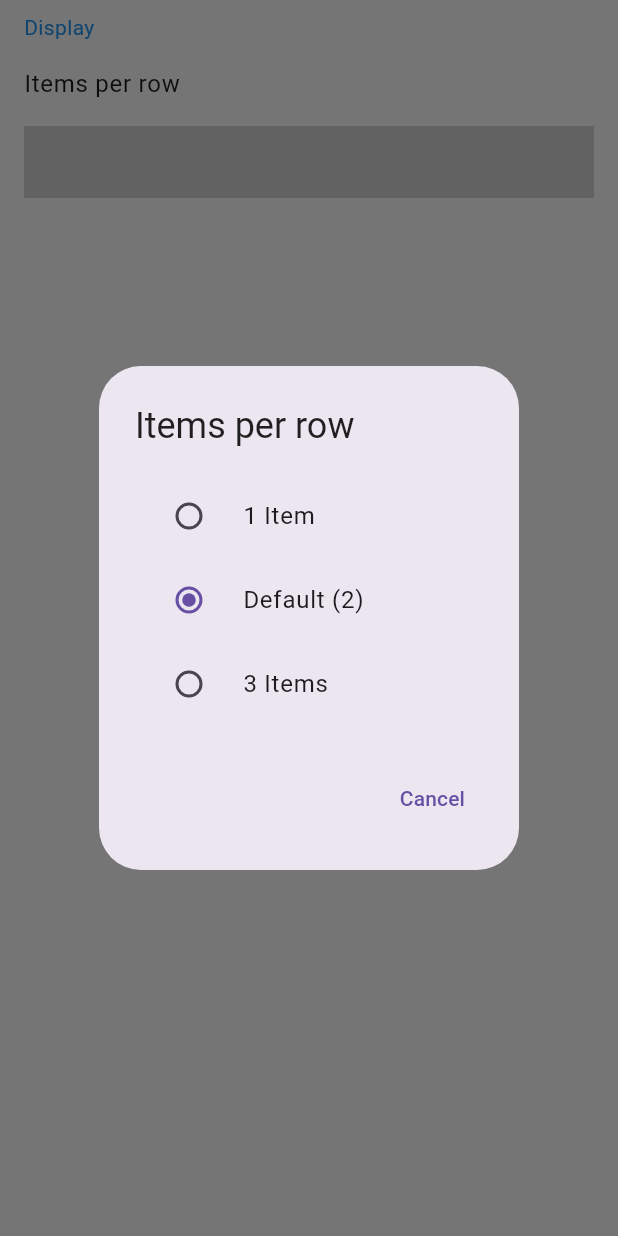
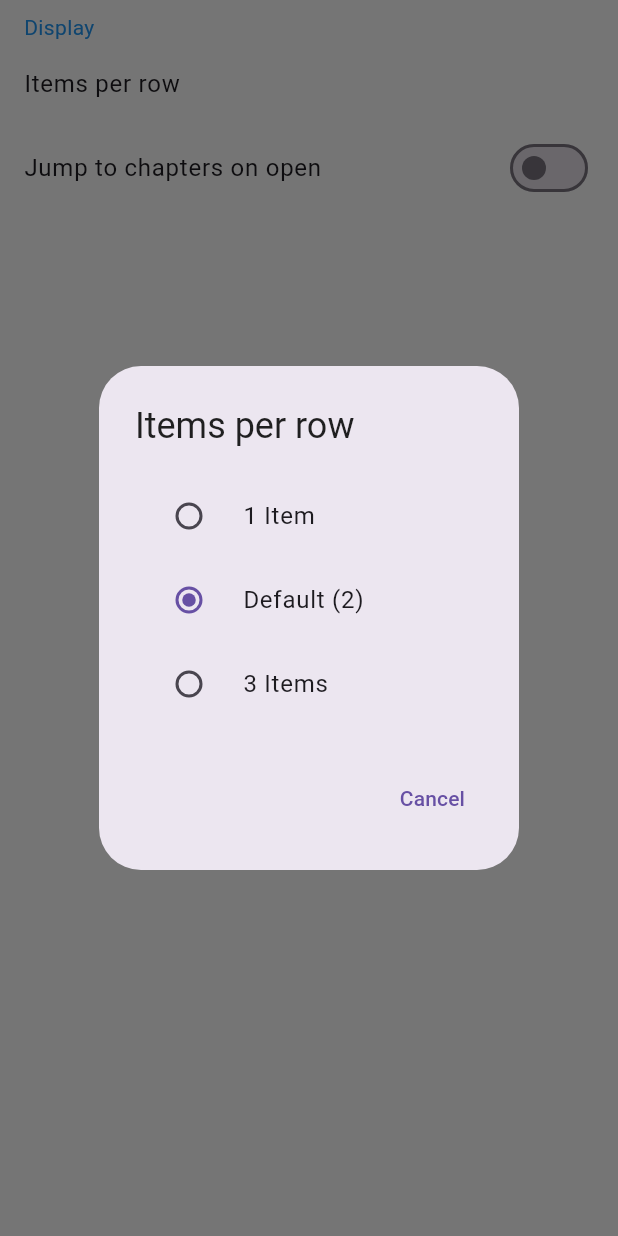
Before and after one commit to BrumaMan/Yamimo, a Flutter app: the Display widget shown alone on an empty page, opened directly, after a tap on "Items per row", on a phone screen of 412 x 824 dp. Run offline on Flutter 3.47's test engine with Material 2 defaults, Android fonts, the phone set to English and light mode, and no system bars; our stand-ins replace flutter_switch, fluttertoast, hive_flutter, line_icons, package_info_plus, preload_page_view and 2 more; missing offline and left inert: android_intent_plus, auto_update, date_time_format, flutter_inappwebview, list_tile_switch, page_animation_transition and 1 more; accounts and stored records are empty.

Commit message:
Updated to new Material 3 Switches

```diff
--- a/lib/settings_pages/library_pages/display.dart
+++ b/lib/settings_pages/library_pages/display.dart
@@ -87,8 +87,7 @@ class _DisplayState extends State<Display> {
                     }));
               },
             ),
-            ListTileSwitch(
-              switchInactiveColor: Colors.grey[700],
+            SwitchListTile(
               contentPadding: EdgeInsets.symmetric(horizontal: 0.0),
               title: Text('Jump to chapters on open'),
               value: switchValue,
--- a/lib/settings_pages/reader_pages/reader_settings.dart
+++ b/lib/settings_pages/reader_pages/reader_settings.dart
@@ -30,15 +30,15 @@ class _ReaderSettingsState extends State<ReaderSettings> {
       ),
       body: Column(
         children: [
-          ListTileSwitch(
+          SwitchListTile(
               title: Text('Show reading mode'),
               value: showReaderMode,
-              onChanged: ((value) {
+              onChanged: (value) {
                 setState(() {
                   showReaderMode = value;
                 });
                 settingsBox.put('showReaderMode', value);
-              })),
+              }),
           ListTile(
             title: Text('Reader background color'),
             subtitle: Text('$readerBgColor'),
```
Also changed, not shown: lib/settings_pages/appearance_pages/apearance_settings.dart (+9 -17 lines).
